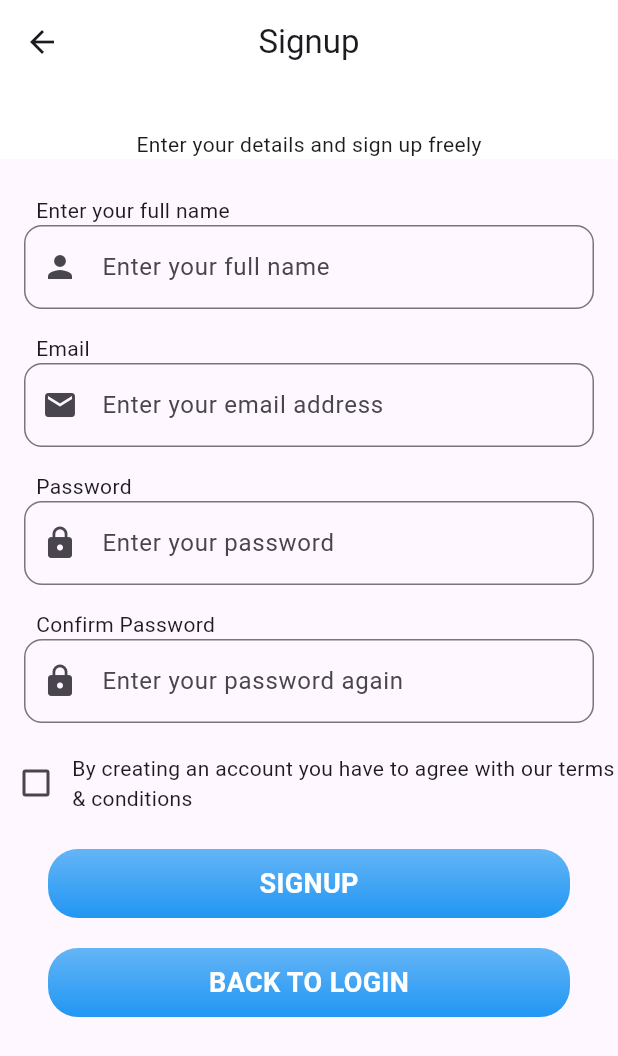
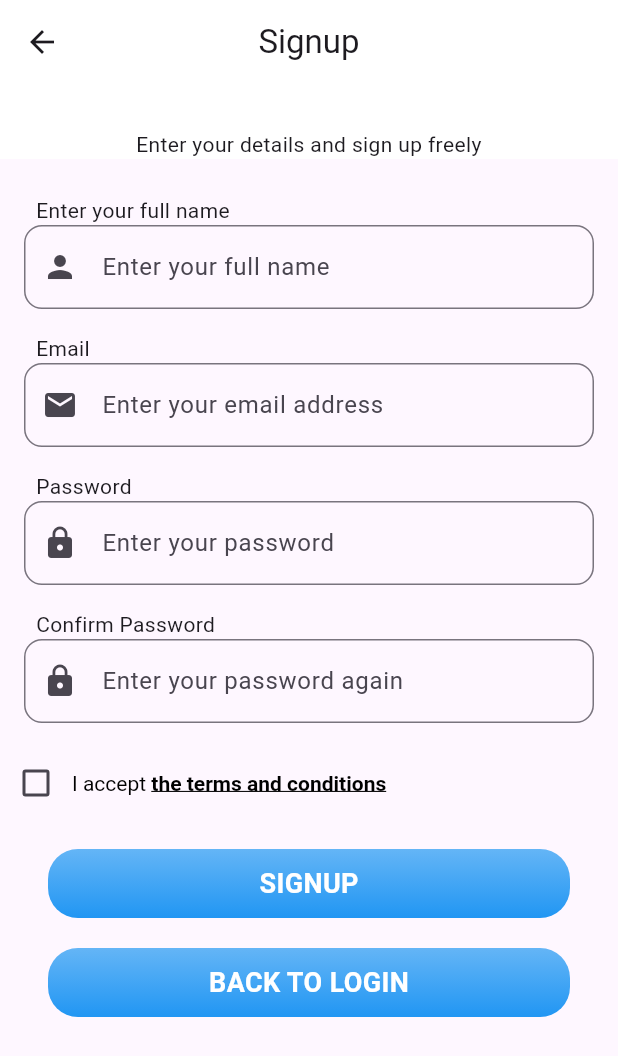
Before and after one commit to Semedii/Suuq, a Flutter app: the SignupPage screen opened by its route, on a phone screen of 412 x 824 dp. Shown: the top 1056 px of the screen. Run offline on Flutter 3.47's test engine with Material 3 defaults, Android fonts, the phone set to English and light mode, and no system bars; our stand-ins replace auto_route, dots_indicator, firebase_auth, firebase_core, flutter_riverpod, fluttertoast and 1 more; accounts and stored records are empty; generated files the repository leaves out were written again.

Commit message:
translation improvs

```diff
--- a/lib/l10n/ app_es.arb
+++ b/lib/l10n/ app_es.arb
@@ -1,5 +1,5 @@
 {
-  "backToLogin": "Dib ugu noqo bogga gelidda",
+  "backToLogin": "Ku noqo Bogga gelidda",
   "confirmPassword": "Hubi furaha sirta ah",
   "email": "Cinwaanka email",
   "enterYourDetailsAndSignUp": "Geli macluumaadkaga kadib is diiwaangeli lacag la'aan",
@@ -9,7 +9,9 @@
   "enterYourPasswordAgain": "Geli furaha sirta ah mar kale",
   "forgotYourPassword": "Furihi sirta ma xasuusto",
   "fullName": "Magaca oo dhameystiran",
+  "iAccept": "Waan aqbalay ",
   "login": "Gal",
   "password": "Furaha sirta ah ",
-  "signup": "Is diwaan geli"
+  "signup": "Is diwaan geli",
+  "termsAndConditions": "shuruudaha app-ka"
 }
--- a/lib/l10n/app_en.arb
+++ b/lib/l10n/app_en.arb
@@ -9,7 +9,9 @@
   "enterYourPasswordAgain": "Enter your password again",
   "forgotYourPassword": "Forgot your password",
   "fullName": "Full name",
+  "iAccept": "I accept ",
   "login": "Login",
   "password": "Password",
-  "signup": "Signup"
+  "signup": "Signup",
+  "termsAndConditions": "the terms and conditions"
 }
--- a/lib/pages/login_page.dart
+++ b/lib/pages/login_page.dart
@@ -22,7 +22,7 @@ class LoginPage extends StatelessWidget {
               width: 150,
               height: 150,
             )),
-        title: const Text("Login"),
+        title: Text(localizations.login),
       ),
       body: Column(
         mainAxisAlignment: MainAxisAlignment.center,
@@ -31,7 +31,7 @@ class LoginPage extends StatelessWidget {
           AppTextField(
             label: localizations.email,
             hintText: localizations.enterYourEmailAddress,
-            prefixIcon: Icon(Icons.person),
+            prefixIcon: const Icon(Icons.person),
           ),
           AppTextField(
             label: localizations.password,
--- a/lib/pages/signup_page.dart
+++ b/lib/pages/signup_page.dart
@@ -19,9 +19,15 @@ class SignupPage extends ConsumerWidget {
     return Scaffold(
       appBar: AppBar(
         title: Text(localizations.signup),
-        bottom:  PreferredSize(
+        bottom: PreferredSize(
             preferredSize: const Size.fromHeight(50),
-            child: Text(localizations.enterYourDetailsAndSignUp)),
+            child: Padding(
+              padding: const EdgeInsets.symmetric(horizontal: 20),
+              child: Text(
+                localizations.enterYourDetailsAndSignUp,
+                textAlign: TextAlign.center,
+              ),
+            )),
       ),
       body: SingleChildScrollView(
         child: Padding(
@@ -29,7 +35,7 @@ class SignupPage extends ConsumerWidget {
           child: Column(
             children: [
               _getTextFields(ref, localizations),
-              _getTermsAndConditionsSection(ref),
+              _getTermsAndConditionsSection(ref, localizations),
               AppButton(
                   title: localizations.signup,
                   isLoading: signUpProvider.isButtonLoading,
@@ -94,7 +100,8 @@ class SignupPage extends ConsumerWidget {
     );
   }
 
-  Row _getTermsAndConditionsSection(WidgetRef ref) {
+  Row _getTermsAndConditionsSection(
+      WidgetRef ref, AppLocalizations localizations) {
     return Row(
       children: [
         Checkbox(
@@ -104,11 +111,24 @@ class SignupPage extends ConsumerWidget {
           activeColor: Colors.grey,
           checkColor: Colors.black,
         ),
-        const Flexible(
-          child: Text(
-            "By creating an account you have to agree with our terms & conditions",
+        Flexible(
+          child: RichText(
+            text: TextSpan(
+              children: [
+                TextSpan(
+                    text: localizations.iAccept,
+                    style: const TextStyle(color: Colors.black)),
+                TextSpan(
+                  text: localizations.termsAndConditions,
+                  style: const TextStyle(
+                      color: Colors.black,
+                      fontWeight: FontWeight.bold,
+                      decoration: TextDecoration.underline),
+                ),
+              ],
+            ),
           ),
-        )
+        ),
       ],
     );
   }
```
